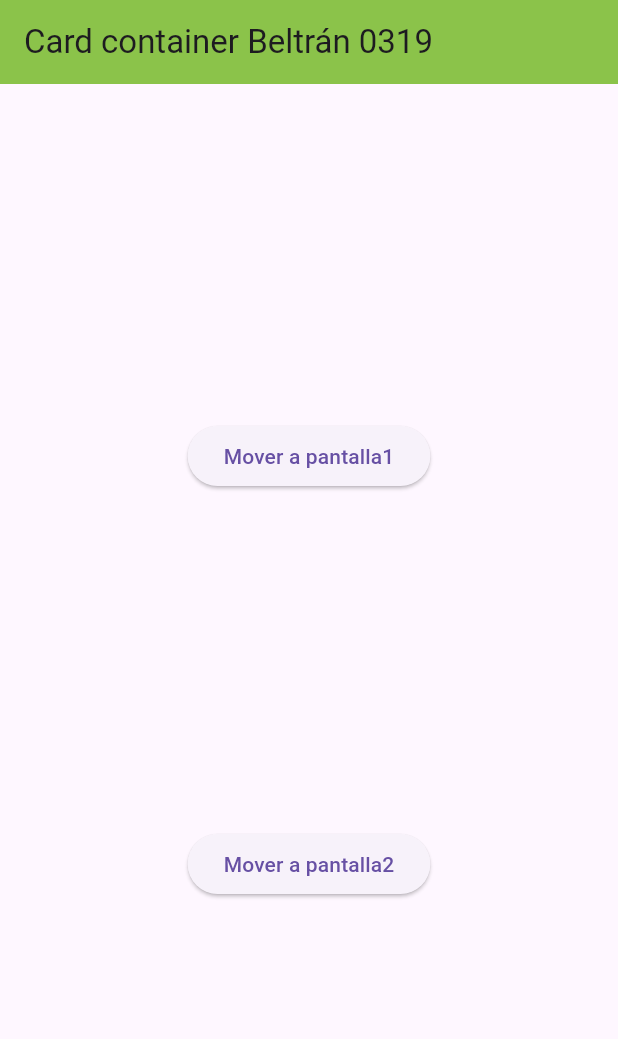
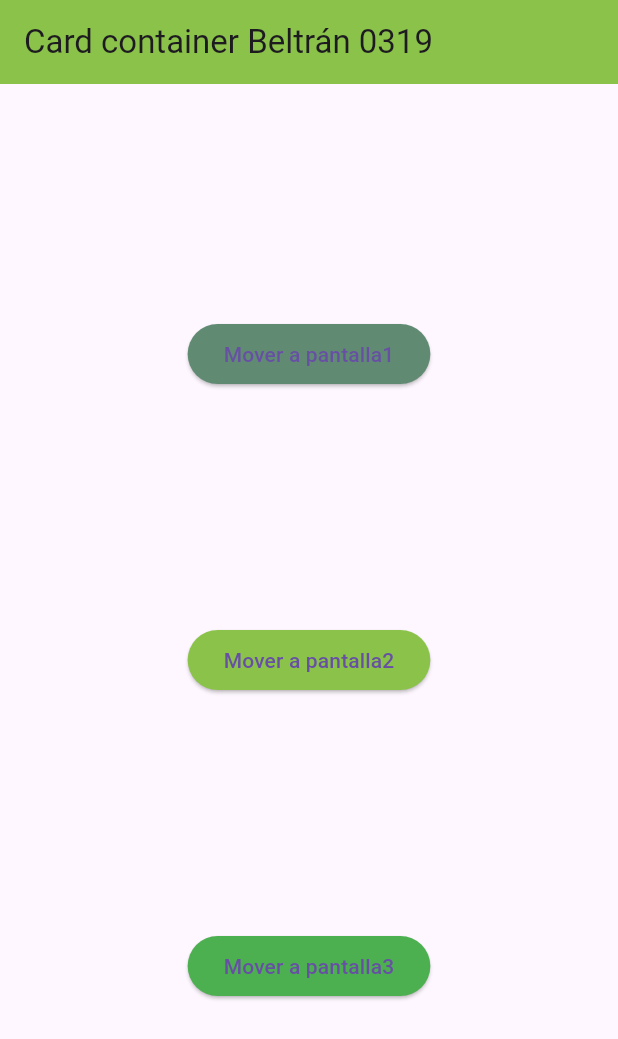
Before and after one commit to BeltranJ128/p15-Rutasv2-0319, a Flutter app: the screen it shows after launch, on a phone screen of 412 x 824 dp. Shown: the top 1039 px of the screen. Run offline on Flutter 3.47's test engine with Material 3 defaults, Android fonts, the phone set to English and light mode, and no system bars.

Commit message:
Update pantallainicial_0319.dart

```diff
--- a/lib/pantallainicial_0319.dart
+++ b/lib/pantallainicial_0319.dart
@@ -20,12 +20,23 @@ class Pantallainicial_0319 extends StatelessWidget {
                 Navigator.pushNamed(context, "/pantalla1_0319");
               },
               child: Text("Mover a pantalla1"),
+              style:
+                  ElevatedButton.styleFrom(backgroundColor: Color(0xff608b72)),
             ),
             ElevatedButton(
               onPressed: () {
                 Navigator.pushNamed(context, "/pantalla2_0319");
               },
               child: Text("Mover a pantalla2"),
+              style:
+                  ElevatedButton.styleFrom(backgroundColor: Colors.lightGreen),
+            ),
+            ElevatedButton(
+              onPressed: () {
+                Navigator.pushNamed(context, "/pantalla3_0319");
+              },
+              child: Text("Mover a pantalla3"),
+              style: ElevatedButton.styleFrom(backgroundColor: Colors.green),
             ),
           ], //niños widget
         ),
```
